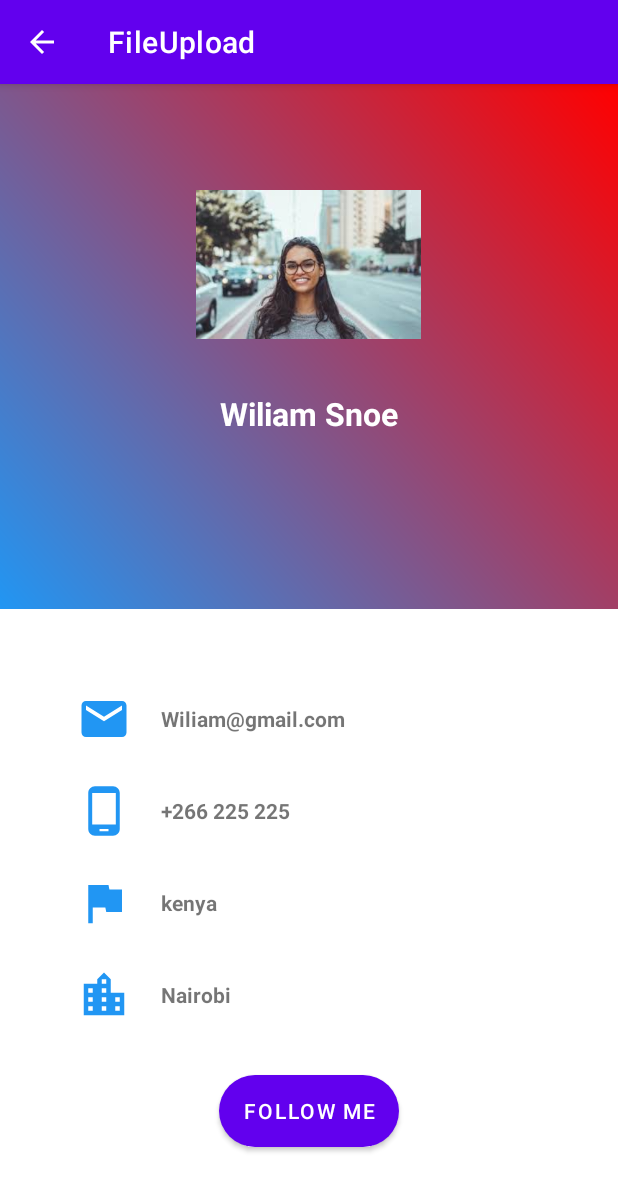
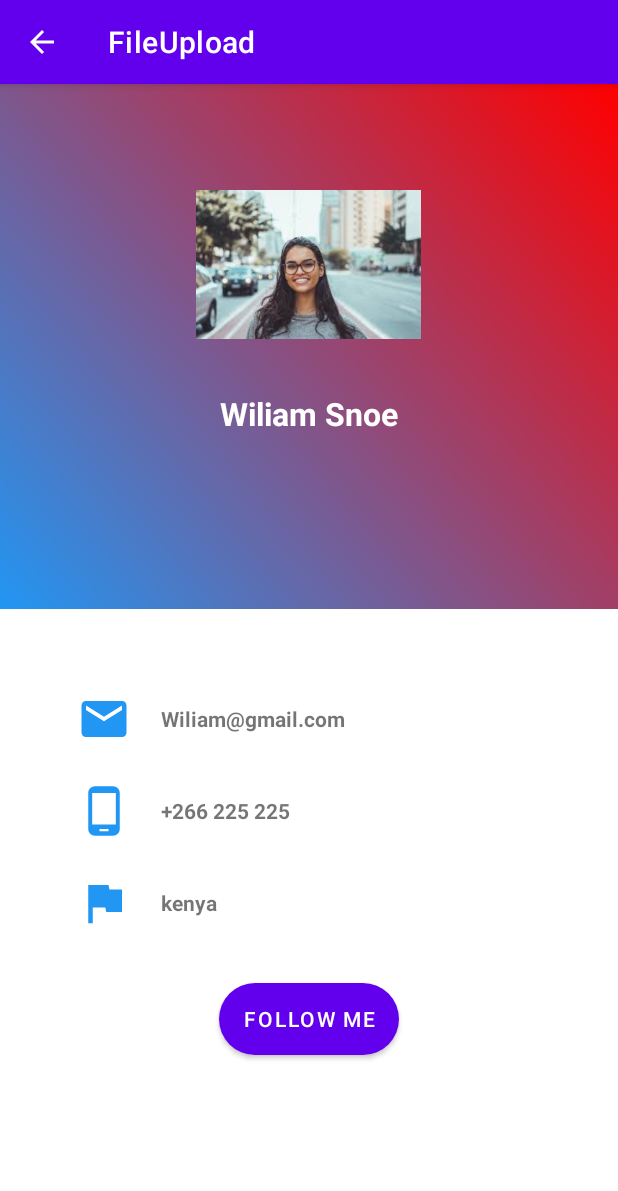
Before and after one commit to JMDev2/FileUplaod, an Android app: the UserProfile screen opened directly, with no data from a screen before it, on a phone screen of 412 x 824 dp. Shown: the top 1191 px of the screen. Run offline under Robolectric (Android 15) with nearby library versions, the phone set to English and light mode, and no system bars; our stand-ins replace Firebase (no records; nobody signed in at launch, a user with empty details on screens opened directly).

```diff
--- a/app/src/main/java/com/example/fileupload/Constants.java
+++ b/app/src/main/java/com/example/fileupload/Constants.java
@@ -8,4 +8,5 @@ public class Constants {
     public static final String DATABASE_PATH_UPLOADS_images="Images";
 
 //    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
+//    https://stackoverflow.com/questions/53700948/how-to-retrieve-data-of-user-from-firebase-android
 }
--- a/app/src/main/java/com/example/fileupload/UserProfile.java
+++ b/app/src/main/java/com/example/fileupload/UserProfile.java
@@ -1,15 +1,65 @@
 package com.example.fileupload;
 
+import androidx.annotation.NonNull;
 import androidx.appcompat.app.AppCompatActivity;
 
 import android.os.Bundle;
+import android.renderscript.Sampler;
+import android.widget.ImageView;
+import android.widget.TextView;
+import android.widget.Toast;
+
+import com.google.firebase.database.DataSnapshot;
+import com.google.firebase.database.DatabaseError;
+import com.google.firebase.database.DatabaseReference;
+import com.google.firebase.database.FirebaseDatabase;
+import com.google.firebase.database.ValueEventListener;
 
 public class UserProfile extends AppCompatActivity {
+    ImageView mProfilePicture;
+    TextView mUserName;
+    TextView mEmail;
+    TextView mPhone;
+    TextView mCountry;
+
+    DatabaseReference databaseReference;
 
 
     @Override
     protected void onCreate(Bundle savedInstanceState) {
         super.onCreate(savedInstanceState);
         setContentView(R.layout.activity_user_profile);
+
+        mProfilePicture = (ImageView) findViewById(R.id.user_image);
+        mUserName = (TextView) findViewById(R.id.user_name);
+        mEmail = (TextView) findViewById(R.id.user_email);
+        mPhone = (TextView) findViewById(R.id.user_phone);
+        mCountry = (TextView) findViewById(R.id.user_country);
+
+
+        databaseReference = FirebaseDatabase.getInstance().getReference("profile");
+        databaseReference.addValueEventListener(new ValueEventListener() {
+            @Override
+            public void onDataChange(@NonNull DataSnapshot snapshot) {
+                for (DataSnapshot datasnapShot : snapshot.getChildren()) {
+
+                    User user = snapshot.getValue(User.class);
+
+                    mUserName.setText(user.getUserName());
+                    mEmail.setText(user.getEmail());
+                    mCountry.setText(user.getCountry());
+                    mPhone.setText(user.getPhone());
+                }
+
+            }
+
+            @Override
+            public void onCancelled(@NonNull DatabaseError error) {
+
+            }
+        });
+
     }
+
+
 }
--- a/app/src/main/res/layout/activity_user_profile.xml
+++ b/app/src/main/res/layout/activity_user_profile.xml
@@ -56,7 +56,7 @@
                 android:src="@drawable/ic_baseline_email_24"/>
 
             <TextView
-                android:id="@+id/email"
+                android:id="@+id/user_email"
                 android:layout_width="wrap_content"
                 android:layout_height="wrap_content"
                 android:layout_gravity="center_vertical"
@@ -76,7 +76,7 @@
                 android:src="@drawable/ic_baseline_phone_android_24"/>
 
             <TextView
-                android:id="@+id/phone"
+                android:id="@+id/user_phone"
 
                 android:layout_width="wrap_content"
                 android:layout_height="wrap_content"
@@ -97,34 +97,13 @@
                 android:src="@drawable/ic_baseline_flag_24"/>
 
             <TextView
-                android:id="@+id/country"
+                android:id="@+id/user_country"
 
                 android:layout_width="wrap_content"
                 android:layout_height="wrap_content"
                 android:layout_gravity="center_vertical"
                 android:paddingLeft="20dp"
                 android:text="kenya"
-                android:textStyle="bold" />
-        </LinearLayout>
-        <LinearLayout
-            android:layout_marginTop="25dp"
-            android:orientation="horizontal"
-            android:paddingLeft="25dp"
-            android:layout_width="match_parent"
-            android:layout_height="wrap_content">
-            <ImageView
-                android:layout_width="36dp"
-                android:layout_height="36dp"
-                android:src="@drawable/ic_baseline_location_city_24"/>
-
-            <TextView
-                android:id="@+id/city"
-
-                android:layout_width="wrap_content"
-                android:layout_height="wrap_content"
-                android:layout_gravity="center_vertical"
-                android:paddingLeft="20dp"
-                android:text="Nairobi"
                 android:textStyle="bold" />
         </LinearLayout>
     </LinearLayout>
```
Also changed, not shown: app/src/main/java/com/example/fileupload/CreateAccountActivity.java (+9 -7 lines), app/src/main/java/com/example/fileupload/LoginActivity.java (+40 -1 lines), app/src/main/java/com/example/fileupload/User.java (+36 -2 lines), app/src/main/res/layout/activity_create_account.xml (+8 -8 lines).
